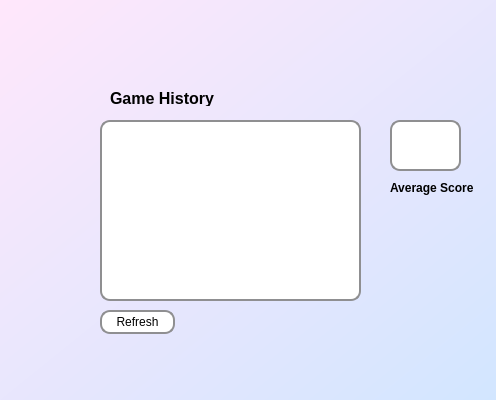
Above: Skribbl App/ClientGUI/profilewindow.ui from codralexandra/ProjectModernCpp-Particular-Science before the change. Below: the same form after it.
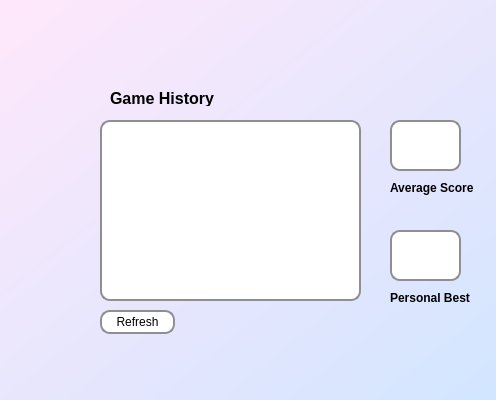
That is the form after the change.

Commit message: Added ScoreWindow for after a game end + width slider for pen

```diff
--- a/Skribbl App/ClientGUI/profilewindow.ui
+++ b/Skribbl App/ClientGUI/profilewindow.ui
@@ -139,6 +139,57 @@
     <string>Average Score</string>
    </property>
   </widget>
+  <widget class="QTextEdit" name="personalBest">
+   <property name="geometry">
+    <rect>
+     <x>390</x>
+     <y>230</y>
+     <width>71</width>
+     <height>51</height>
+    </rect>
+   </property>
+   <property name="styleSheet">
+    <string notr="true">background-color: white;
+    border: 2px solid #8f8f91;
+    border-radius: 10px;
+    padding: 5px 10px;</string>
+   </property>
+   <property name="readOnly">
+    <bool>true</bool>
+   </property>
+   <property name="html">
+    <string>&lt;!DOCTYPE HTML PUBLIC &quot;-//W3C//DTD HTML 4.0//EN&quot; &quot;http://www.w3.org/TR/REC-html40/strict.dtd&quot;&gt;
+&lt;html&gt;&lt;head&gt;&lt;meta name=&quot;qrichtext&quot; content=&quot;1&quot; /&gt;&lt;meta charset=&quot;utf-8&quot; /&gt;&lt;style type=&quot;text/css&quot;&gt;
+p, li { white-space: pre-wrap; }
+hr { height: 1px; border-width: 0; }
+li.unchecked::marker { content: &quot;\2610&quot;; }
+li.checked::marker { content: &quot;\2612&quot;; }
+&lt;/style&gt;&lt;/head&gt;&lt;body style=&quot; font-family:'Segoe UI'; font-size:9pt; font-weight:400; font-style:normal;&quot;&gt;
+&lt;p style=&quot;-qt-paragraph-type:empty; margin-top:0px; margin-bottom:0px; margin-left:0px; margin-right:0px; -qt-block-indent:0; text-indent:0px;&quot;&gt;&lt;br /&gt;&lt;/p&gt;&lt;/body&gt;&lt;/html&gt;</string>
+   </property>
+  </widget>
+  <widget class="QLabel" name="label_3">
+   <property name="geometry">
+    <rect>
+     <x>390</x>
+     <y>290</y>
+     <width>91</width>
+     <height>16</height>
+    </rect>
+   </property>
+   <property name="font">
+    <font>
+     <bold>true</bold>
+    </font>
+   </property>
+   <property name="styleSheet">
+    <string notr="true">background: transparent
+</string>
+   </property>
+   <property name="text">
+    <string>Personal Best</string>
+   </property>
+  </widget>
  </widget>
  <layoutdefault spacing="6" margin="11"/>
  <resources/>
```
The commit also changes 5 other files.
